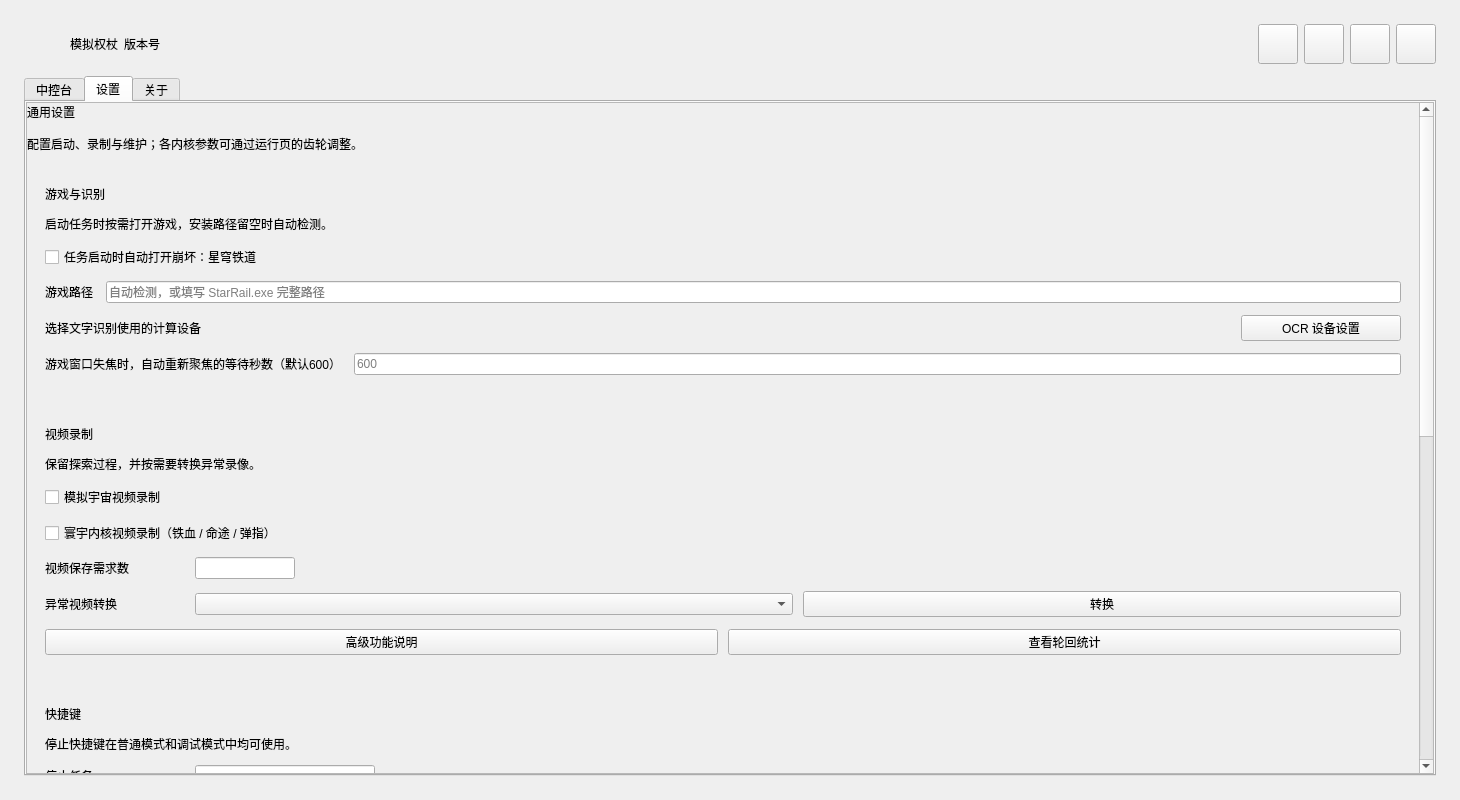
This is resource/ui/UI.ui in syfoud/Simulated_Scepter as Qt 5 draws it before an edit. The edited form follows.
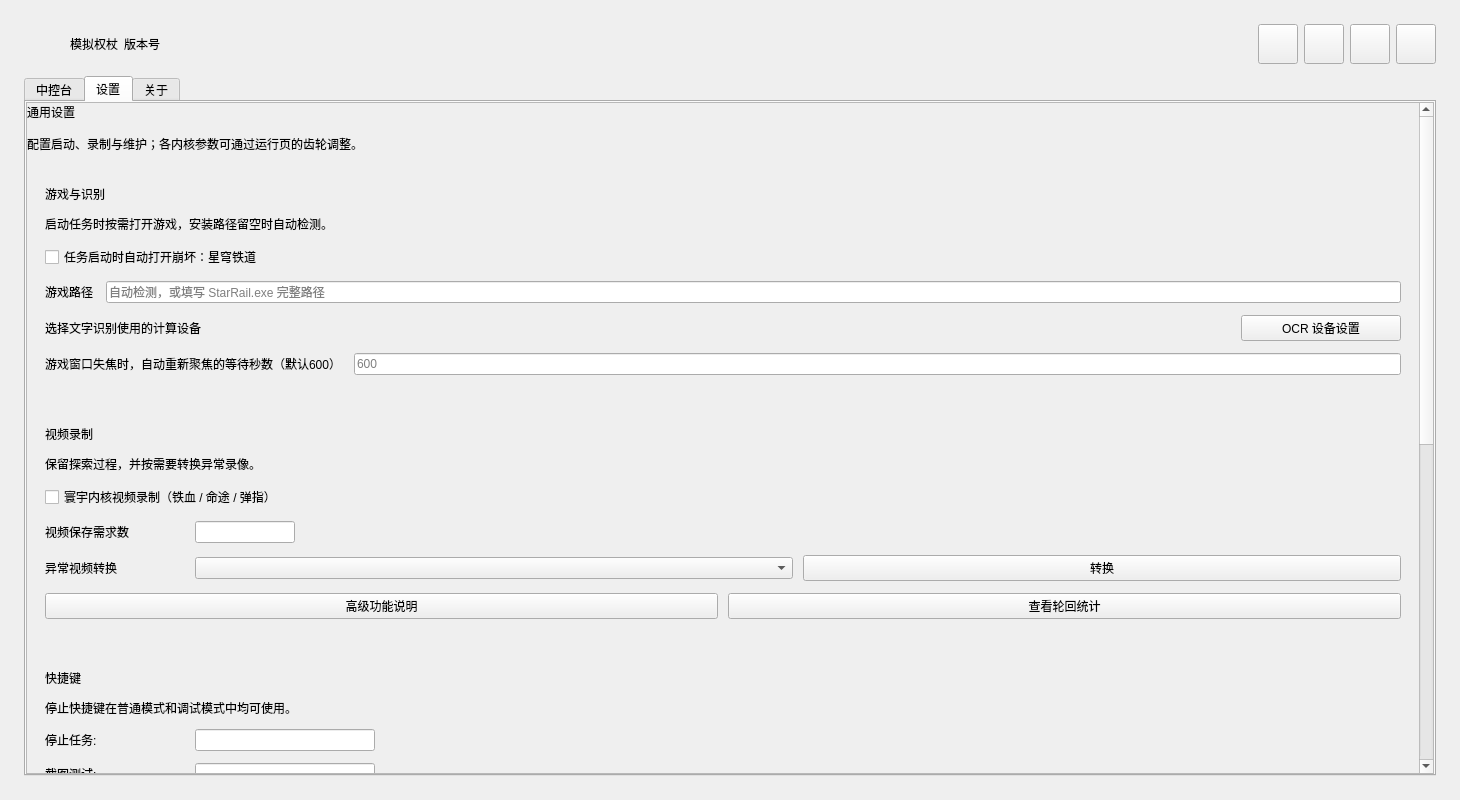
This is the edited form. The open tabs and pages were chosen to show the change. Icons and pictures are not drawn. Custom widgets are drawn as their Qt base class.

The edit to the form file:
```diff
--- a/resource/ui/UI.ui
+++ b/resource/ui/UI.ui
@@ -1275,13 +1275,6 @@
                        </property>
                       </widget>
                      </item>
-                     <item>
-                      <widget class="QCheckBox" name="recording_checkBox">
-                       <property name="text">
-                        <string>模拟宇宙视频录制</string>
-                       </property>
-                      </widget>
-                     </item>
                      <item>
                       <widget class="QCheckBox" name="recording_checkBox2">
                        <property name="text">
```
